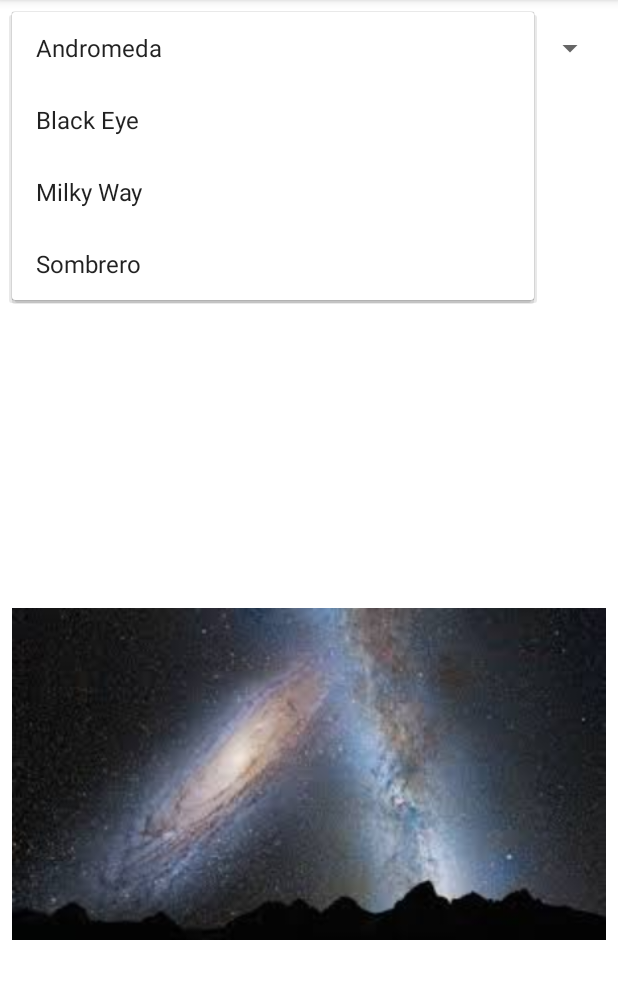
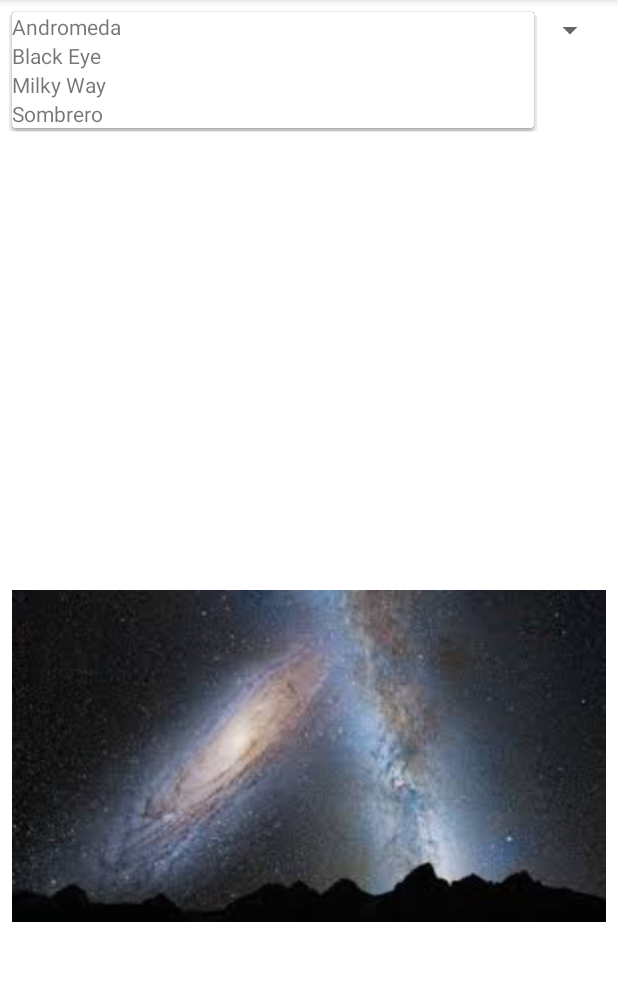
Before and after one commit to PolskaTag/ImagePicker, an Android app: the screen it shows after launch (MainActivity), after a tap on "Andromeda", on a phone screen of 412 x 824 dp, the part 84-1083 px from its top. Run offline under Robolectric (Android 15) with nearby library versions, the phone set to English and light mode, and no system bars.

Commit message:
Mimicing basic functionality

```diff
--- a/app/src/main/java/edu/temple/imagepicker/GalaxyAdapter.java
+++ b/app/src/main/java/edu/temple/imagepicker/GalaxyAdapter.java
@@ -1,4 +1,44 @@
 package edu.temple.imagepicker;
 
-public class GalaxyAdapter {
+import android.content.Context;
+import android.view.View;
+import android.view.ViewGroup;
+import android.widget.BaseAdapter;
+import android.widget.TextView;
+
+import java.util.ArrayList;
+
+public class GalaxyAdapter extends BaseAdapter {
+
+    Context context;
+    ArrayList<String> items;
+
+    public GalaxyAdapter(Context context, ArrayList items){
+        this.context = context;
+        this.items = items;
+    }
+
+    @Override
+    public int getCount() {
+        return items.size();
+    }
+
+    @Override
+    public Object getItem(int position) {
+        return items.get(position);
+    }
+
+    // Ignore this for now.
+    @Override
+    public long getItemId(int position) {
+        return position;
+    }
+
+    @Override
+    public View getView(int position, View convertView, ViewGroup parent) {
+        TextView textView = new TextView(context);
+        textView.setText(items.get(position));
+
+        return textView;
+    }
 }
--- a/app/src/main/java/edu/temple/imagepicker/MainActivity.java
+++ b/app/src/main/java/edu/temple/imagepicker/MainActivity.java
@@ -9,6 +9,8 @@ import android.widget.ArrayAdapter;
 import android.widget.ImageView;
 import android.widget.Spinner;
 import android.widget.Toast;
+
+import java.util.ArrayList;
 
 public class MainActivity extends AppCompatActivity {
 
@@ -24,10 +26,15 @@ public class MainActivity extends AppCompatActivity {
         imageView = findViewById(R.id.imageView);
         spinner = findViewById(R.id.spinner);
 
-        String[] galaxyArray = new String[]{"Andromeda", "Black Eye", "Milky Way", "Sombrero"};
+        ArrayList galaxyArray = new ArrayList<String>();
+        galaxyArray.add("Andromeda");
+        galaxyArray.add("Black Eye");
+        galaxyArray.add("Milky Way");
+        galaxyArray.add("Sombrero");
         galaxyImageArray = new int[]{R.drawable.andromeda, R.drawable.blackeye, R.drawable.milkyway, R.drawable.sombrero};
 
-        ArrayAdapter adapter = new ArrayAdapter(this, android.R.layout.simple_list_item_1, galaxyArray);
+//        ArrayAdapter adapter = new ArrayAdapter(this, android.R.layout.simple_list_item_1, galaxyArray);
+        GalaxyAdapter adapter = new GalaxyAdapter(this, galaxyArray);
         spinner.setAdapter(adapter);
 
 
```
